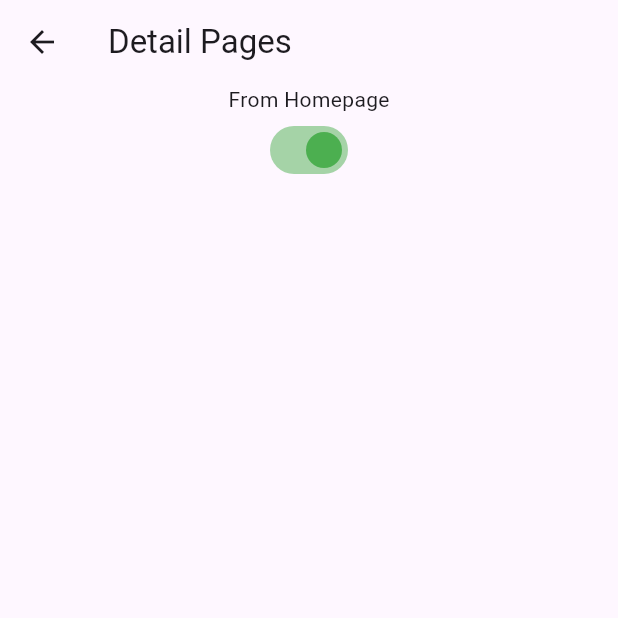
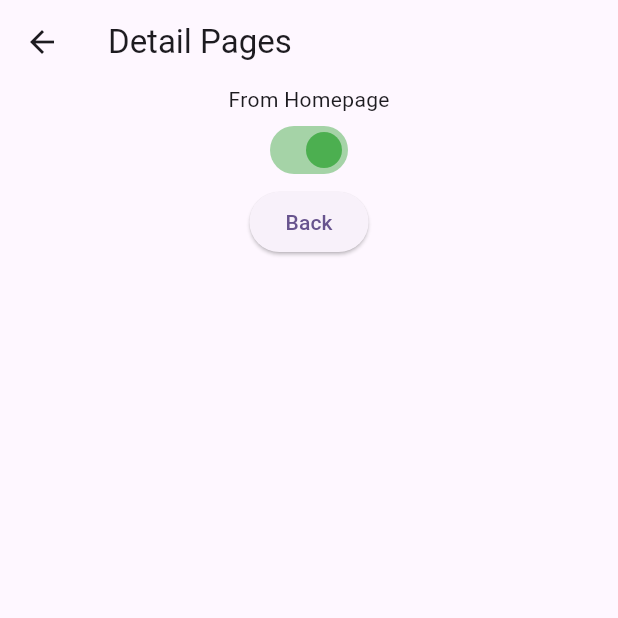
Before and after one commit to fradip12/darma-henwa-flutter, a Flutter app: the screen it shows after launch, after a tap on "Go to second screen", on a phone screen of 412 x 824 dp, the top half of it. Run offline on Flutter 3.47's test engine with Material 3 defaults, Android fonts, the phone set to English and light mode, and no system bars.

Commit message:
ref : comment

```diff
--- a/lib/pages/detail_page.dart
+++ b/lib/pages/detail_page.dart
@@ -19,6 +19,13 @@ class DetailPage extends StatelessWidget {
               value: args.isActive!,
               onChanged: (_) {},
               activeColor: Colors.green,
+            ),
+            ElevatedButton(
+              onPressed: () {
+                // Pop or Back to previous screen
+                Navigator.pop(context);
+              },
+              child: Text('Back'),
             )
           ],
         ),
```
